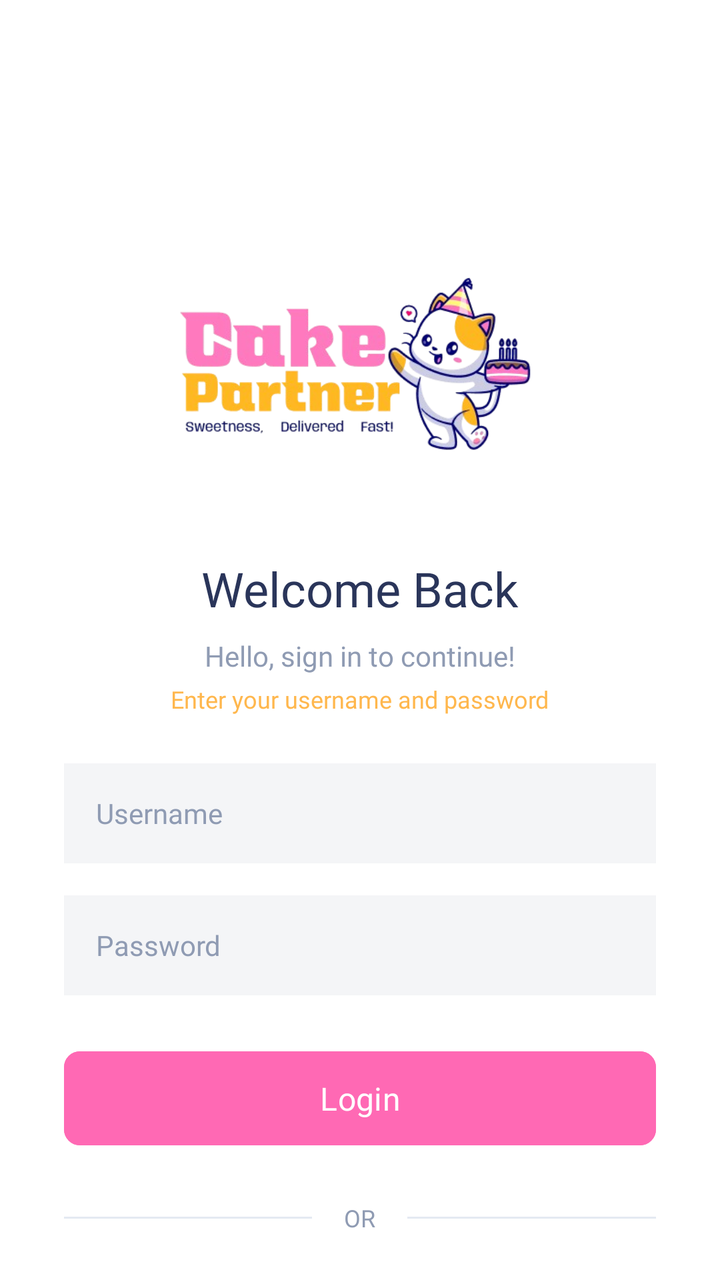
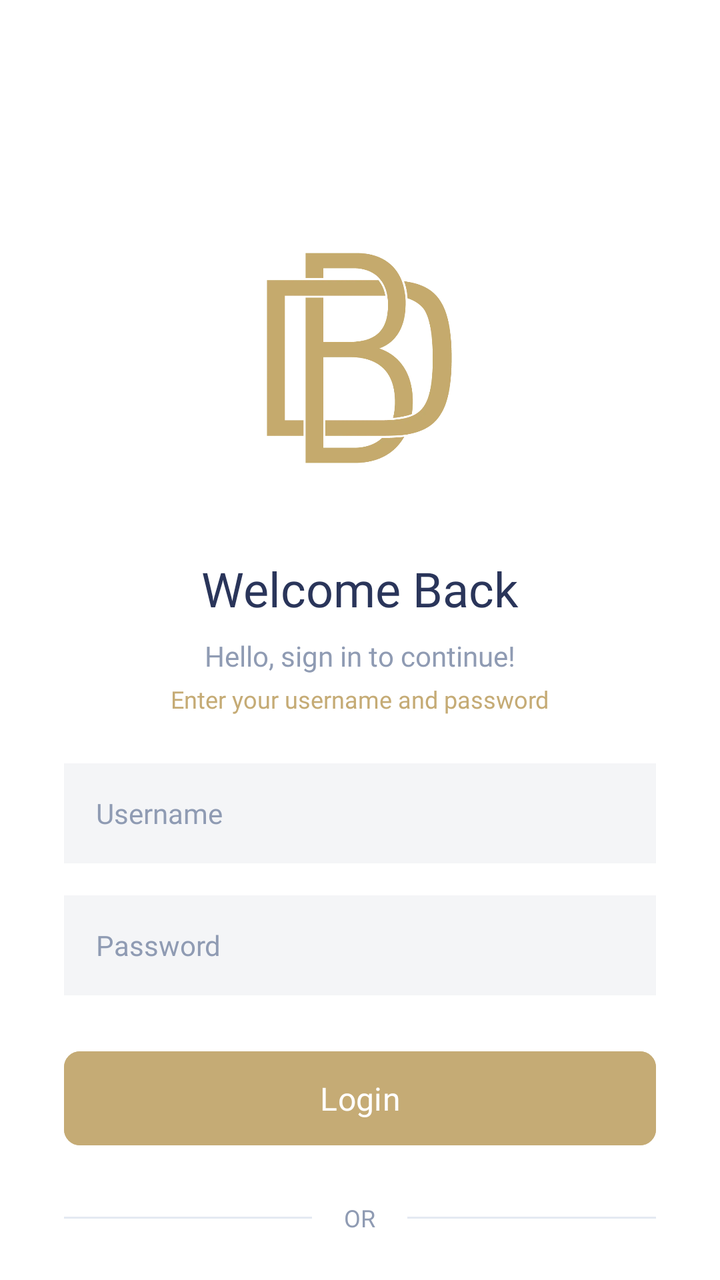

Two renders of the same Android screen: before a commit and after it. Below are the layout's source before the change and the commit's diff.
<!-- AndroidManifest.xml: application theme Theme.Mersya_queen -->
<!-- res/layout/activity_login.xml -->
<?xml version="1.0" encoding="utf-8"?>
<androidx.constraintlayout.widget.ConstraintLayout xmlns:android="http://schemas.android.com/apk/res/android"
    xmlns:app="http://schemas.android.com/apk/res-auto"
    xmlns:tools="http://schemas.android.com/tools"
    android:id="@+id/main"
    android:layout_width="match_parent"
    android:layout_height="match_parent"
    android:background="#FFFFFF"
    tools:context=".tugas3.LoginActivity">

    <ImageView
        android:id="@+id/imageView"
        android:layout_width="200dp"
        android:layout_height="150dp"
        android:layout_marginTop="104dp"
        android:src="@drawable/logo"
        app:layout_constraintEnd_toEndOf="parent"
        app:layout_constraintHorizontal_bias="0.497"
        app:layout_constraintStart_toStartOf="parent"
        app:layout_constraintTop_toTopOf="parent" />

    <TextView
        android:id="@+id/tvWelcomeTitle"
        android:layout_width="wrap_content"
        android:layout_height="wrap_content"
        android:layout_marginTop="24dp"
        android:text="Welcome Back"
        android:textColor="#2A355A"
        android:textSize="24sp"
        android:fontFamily="@font/poppins"
        app:layout_constraintEnd_toEndOf="parent"
        app:layout_constraintStart_toStartOf="parent"
        app:layout_constraintTop_toBottomOf="@+id/imageView" />

    <TextView
        android:id="@+id/tvSubtitle1"
        android:layout_width="wrap_content"
        android:layout_height="wrap_content"
        android:layout_marginTop="8dp"
        android:text="Hello, sign in to continue!"
        android:textColor="#8F9BB3"
        android:textSize="14sp"
        android:fontFamily="@font/poppins"
        app:layout_constraintEnd_toEndOf="parent"
        app:layout_constraintStart_toStartOf="parent"
        app:layout_constraintTop_toBottomOf="@+id/tvWelcomeTitle" />

    <TextView
        android:id="@+id/tvSubtitle2"
        android:layout_width="wrap_content"
        android:layout_height="wrap_content"
        android:layout_marginTop="4dp"
        android:text="Enter your username and password"
        android:fontFamily="@font/poppins"
        android:textColor="#FFB74D"
        android:textSize="12sp"
        app:layout_constraintEnd_toEndOf="parent"
        app:layout_constraintStart_toStartOf="parent"
        app:layout_constraintTop_toBottomOf="@+id/tvSubtitle1" />

    <EditText
        android:id="@+id/etUsername"
        android:layout_width="0dp"
        android:layout_height="50dp"
        android:layout_marginHorizontal="32dp"
        android:layout_marginTop="24dp"
        android:background="#F4F5F7"
        android:hint="Username"
        android:fontFamily="@font/poppins"
        android:paddingHorizontal="16dp"
        android:textColor="#2A355A"
        android:textColorHint="#8F9BB3"
        android:textSize="14sp"
        app:layout_constraintEnd_toEndOf="parent"
        app:layout_constraintStart_toStartOf="parent"
        app:layout_constraintTop_toBottomOf="@+id/tvSubtitle2" />

    <EditText
        android:id="@+id/etPassword"
        android:layout_width="0dp"
        android:layout_height="50dp"
        android:layout_marginHorizontal="32dp"
        android:layout_marginTop="16dp"
        android:background="#F4F5F7"
        android:hint="Password"
        android:inputType="textPassword"
        android:paddingHorizontal="16dp"
        android:textColor="#2A355A"
        android:textColorHint="#8F9BB3"
        android:textSize="14sp"
        android:fontFamily="@font/poppins"
        app:layout_constraintEnd_toEndOf="parent"
        app:layout_constraintStart_toStartOf="parent"
        app:layout_constraintTop_toBottomOf="@+id/etUsername" />

    <Button
        android:id="@+id/btnLogin"
        android:layout_width="0dp"
        android:layout_height="55dp"
        android:layout_marginHorizontal="32dp"
        android:layout_marginTop="24dp"
        android:backgroundTint="#FF69B4"
        android:text="Login"
        android:textAllCaps="false"
        android:textColor="#FFFFFF"
        android:textSize="16sp"
        android:fontFamily="@font/poppins"
        app:cornerRadius="8dp"
        app:layout_constraintEnd_toEndOf="parent"
        app:layout_constraintStart_toStartOf="parent"
        app:layout_constraintTop_toBottomOf="@+id/etPassword" />

    <LinearLayout
        android:id="@+id/layoutOr"
        android:layout_width="0dp"
        android:layout_height="wrap_content"
        android:layout_marginHorizontal="32dp"
        android:layout_marginTop="24dp"
        android:gravity="center"
        android:orientation="horizontal"
        app:layout_constraintEnd_toEndOf="parent"
        app:layout_constraintStart_toStartOf="parent"
        app:layout_constraintTop_toBottomOf="@+id/btnLogin">

        <View
            android:layout_width="0dp"
            android:layout_height="1dp"
            android:layout_weight="1"
            android:background="#E4E9F2" />

        <TextView
            android:layout_width="wrap_content"
            android:layout_height="wrap_content"
            android:layout_marginHorizontal="16dp"
            android:text="OR"
            android:fontFamily="@font/poppins"
            android:textColor="#8F9BB3"
            android:textSize="12sp" />

        <View
            android:layout_width="0dp"
            android:layout_height="1dp"
            android:layout_weight="1"
            android:background="#E4E9F2" />
    </LinearLayout>

    <Button
        android:id="@+id/btnFacebook"
        android:layout_width="0dp"
        android:layout_height="55dp"
        android:layout_marginHorizontal="32dp"
        android:layout_marginTop="24dp"
        android:backgroundTint="#F4F5F7"
        android:fontFamily="@font/poppins"
        android:text="Connect with Facebook"
        android:textAllCaps="false"
        android:textColor="#2A355A"
        android:textSize="14sp"
        app:cornerRadius="8dp"
        app:iconTint="@null"
        app:layout_constraintEnd_toEndOf="parent"
        app:layout_constraintStart_toStartOf="parent"
        app:layout_constraintTop_toBottomOf="@+id/layoutOr" />

    <Button
        android:id="@+id/btnGoogle"
        android:layout_width="0dp"
        android:layout_height="55dp"
        android:layout_marginHorizontal="32dp"
        android:layout_marginTop="16dp"
        android:backgroundTint="#F4F5F7"
        android:text="Connect with Google"
        android:fontFamily="@font/poppins"
        android:textAllCaps="false"
        android:textColor="#2A355A"
        android:textSize="14sp"
        app:cornerRadius="8dp"
        app:iconTint="@null"
        app:layout_constraintEnd_toEndOf="parent"
        app:layout_constraintStart_toStartOf="parent"
        app:layout_constraintTop_toBottomOf="@+id/btnFacebook" />

</androidx.constraintlayout.widget.ConstraintLayout>
<!-- resources referenced by this layout -->
<resources>
  <!-- drawable logo: png bitmap (drawable, 86319 bytes) -->
  <style name="Theme.Mersya_queen" parent="Base.Theme.Mersya_queen" />
  <style name="Base.Theme.Mersya_queen" parent="Theme.Material3.DayNight.NoActionBar">
          
          
      </style>
</resources>

<!-- the commit's change to res/layout/activity_login.xml (unified diff, before → after) -->
@@ -6,7 +6,7 @@
     android:layout_width="match_parent"
     android:layout_height="match_parent"
     android:background="#FFFFFF"
-    tools:context=".tugas3.LoginActivity">
+    tools:context=".LoginActivity">
 
     <ImageView
         android:id="@+id/imageView"
@@ -52,14 +52,14 @@
         android:layout_marginTop="4dp"
         android:text="Enter your username and password"
         android:fontFamily="@font/poppins"
-        android:textColor="#FFB74D"
+        android:textColor="#C5AB75"
         android:textSize="12sp"
         app:layout_constraintEnd_toEndOf="parent"
         app:layout_constraintStart_toStartOf="parent"
         app:layout_constraintTop_toBottomOf="@+id/tvSubtitle1" />
 
     <EditText
-        android:id="@+id/etUsername"
+        android:id="@+id/username"
         android:layout_width="0dp"
         android:layout_height="50dp"
         android:layout_marginHorizontal="32dp"
@@ -76,7 +76,7 @@
         app:layout_constraintTop_toBottomOf="@+id/tvSubtitle2" />
 
     <EditText
-        android:id="@+id/etPassword"
+        android:id="@+id/password"
         android:layout_width="0dp"
         android:layout_height="50dp"
         android:layout_marginHorizontal="32dp"
@@ -91,7 +91,7 @@
         android:fontFamily="@font/poppins"
         app:layout_constraintEnd_toEndOf="parent"
         app:layout_constraintStart_toStartOf="parent"
-        app:layout_constraintTop_toBottomOf="@+id/etUsername" />
+        app:layout_constraintTop_toBottomOf="@+id/username" />
 
     <Button
         android:id="@+id/btnLogin"
@@ -99,7 +99,7 @@
         android:layout_height="55dp"
         android:layout_marginHorizontal="32dp"
         android:layout_marginTop="24dp"
-        android:backgroundTint="#FF69B4"
+        android:backgroundTint="#C5AB75"
         android:text="Login"
         android:textAllCaps="false"
         android:textColor="#FFFFFF"
@@ -108,7 +108,7 @@
         app:cornerRadius="8dp"
         app:layout_constraintEnd_toEndOf="parent"
         app:layout_constraintStart_toStartOf="parent"
-        app:layout_constraintTop_toBottomOf="@+id/etPassword" />
+        app:layout_constraintTop_toBottomOf="@+id/password" />
 
     <LinearLayout
         android:id="@+id/layoutOr"
@@ -145,14 +145,14 @@
     </LinearLayout>
 
     <Button
-        android:id="@+id/btnFacebook"
+        android:id="@+id/btnRegis"
         android:layout_width="0dp"
         android:layout_height="55dp"
         android:layout_marginHorizontal="32dp"
         android:layout_marginTop="24dp"
         android:backgroundTint="#F4F5F7"
         android:fontFamily="@font/poppins"
-        android:text="Connect with Facebook"
+        android:text="Registrasion"
         android:textAllCaps="false"
         android:textColor="#2A355A"
         android:textSize="14sp"
@@ -162,22 +162,5 @@
         app:layout_constraintStart_toStartOf="parent"
         app:layout_constraintTop_toBottomOf="@+id/layoutOr" />
 
-    <Button
-        android:id="@+id/btnGoogle"
-        android:layout_width="0dp"
-        android:layout_height="55dp"
-        android:layout_marginHorizontal="32dp"
-        android:layout_marginTop="16dp"
-        android:backgroundTint="#F4F5F7"
-        android:text="Connect with Google"
-        android:fontFamily="@font/poppins"
-        android:textAllCaps="false"
-        android:textColor="#2A355A"
-        android:textSize="14sp"
-        app:cornerRadius="8dp"
-        app:iconTint="@null"
-        app:layout_constraintEnd_toEndOf="parent"
-        app:layout_constraintStart_toStartOf="parent"
-        app:layout_constraintTop_toBottomOf="@+id/btnFacebook" />
 
 </androidx.constraintlayout.widget.ConstraintLayout>
<!-- resource entries referenced after the edit -->
@@ -1,6 +1,6 @@
 <!-- resources referenced by this layout -->
 <resources>
-  <!-- drawable logo: png bitmap (drawable, 86319 bytes) -->
+  <!-- drawable logo: png bitmap (drawable, 72031 bytes) -->
   <style name="Theme.Mersya_queen" parent="Base.Theme.Mersya_queen" />
   <style name="Base.Theme.Mersya_queen" parent="Theme.Material3.DayNight.NoActionBar">
           
